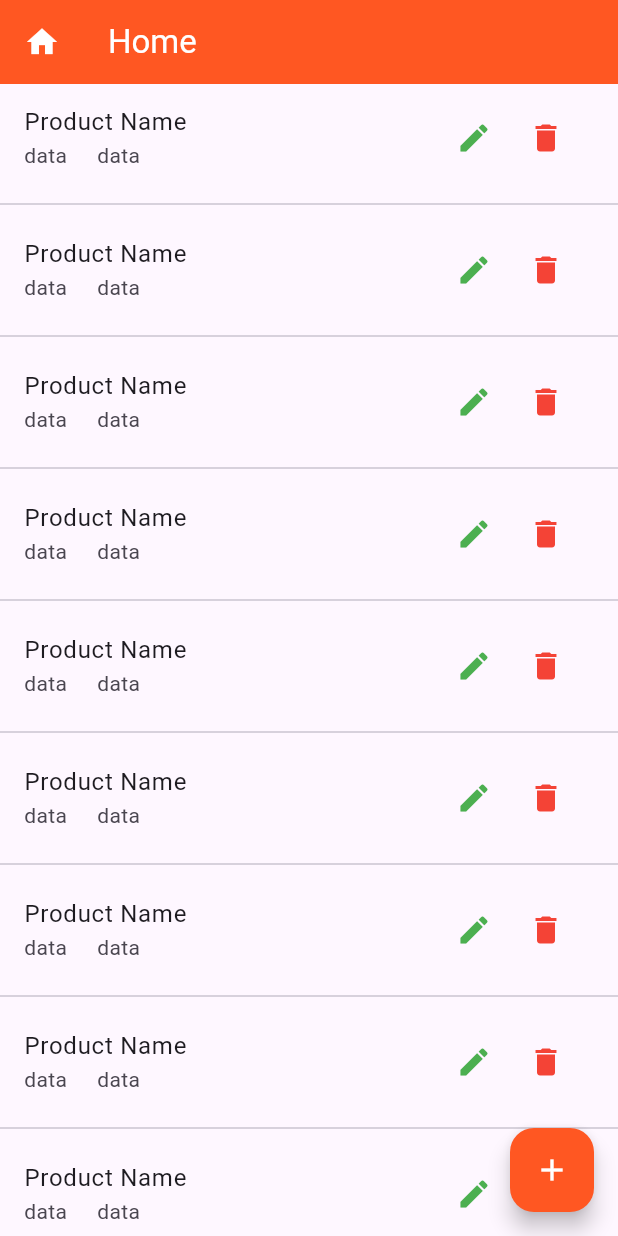
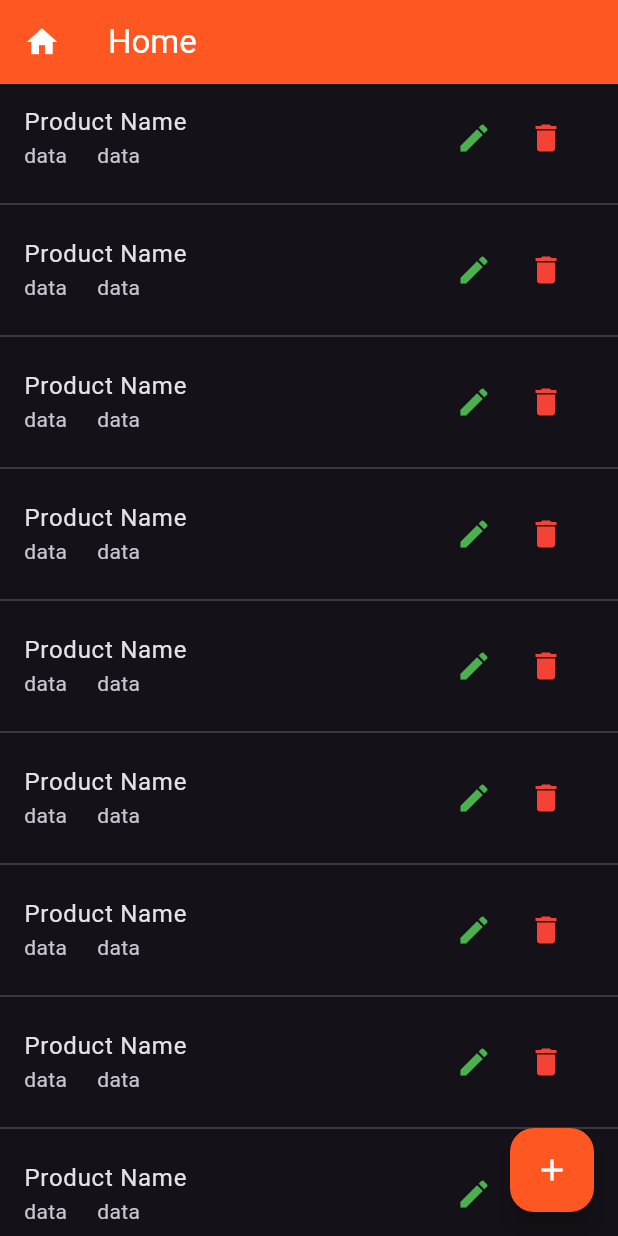
Before and after one commit to md-azmi-siddique/Flutter-Crud, a Flutter app: the screen it shows after launch, on a phone screen of 412 x 824 dp. Run offline on Flutter 3.47's test engine with Material 3 defaults, Android fonts, the phone set to English and light mode, and no system bars.

Commit message:
Dark Theme Implemented

```diff
--- a/lib/my_app.dart
+++ b/lib/my_app.dart
@@ -1,39 +1,57 @@
 import 'package:crud_operation/home_screen.dart';
 import 'package:flutter/material.dart';
 
-class MyApp extends StatelessWidget{
+class MyApp extends StatelessWidget {
   const MyApp({super.key});
 
   @override
   Widget build(BuildContext context) {
     return MaterialApp(
-      themeMode: ThemeMode.system,
-      theme: ThemeData(
-          inputDecorationTheme: const InputDecorationTheme(
-              enabledBorder: OutlineInputBorder(
-                  borderSide: BorderSide(color: Colors.deepOrange)
-              ),
-              focusedBorder: OutlineInputBorder(
-                  borderSide: BorderSide(color: Colors.green)
-              ),
-              focusedErrorBorder: OutlineInputBorder(
-                  borderSide: BorderSide(color: Colors.red)
-              )
-          ),
-          elevatedButtonTheme: ElevatedButtonThemeData(
-            style: ElevatedButton.styleFrom(
-                fixedSize: const Size.fromWidth(double.maxFinite),
-                backgroundColor: Colors.green,
-                foregroundColor: Colors.white,
-                shape: RoundedRectangleBorder(
-                    borderRadius: BorderRadius.circular(8)
-                )
-            ),
-          )
-      ),
+      themeMode: ThemeMode.dark,
+      theme: _lightTheme(),
+      darkTheme: _darkTheme(),
       debugShowCheckedModeBanner: false,
       home: const HomeScreen(),
     );
   }
 
+  ThemeData _lightTheme() {
+    return ThemeData(
+        brightness: Brightness.light,
+        inputDecorationTheme: const InputDecorationTheme(
+            enabledBorder: OutlineInputBorder(
+                borderSide: BorderSide(color: Colors.deepOrange)),
+            focusedBorder:
+                OutlineInputBorder(borderSide: BorderSide(color: Colors.green)),
+            focusedErrorBorder:
+                OutlineInputBorder(borderSide: BorderSide(color: Colors.red))),
+        elevatedButtonTheme: ElevatedButtonThemeData(
+          style: ElevatedButton.styleFrom(
+              fixedSize: const Size.fromWidth(double.maxFinite),
+              backgroundColor: Colors.green,
+              foregroundColor: Colors.white,
+              shape: RoundedRectangleBorder(
+                  borderRadius: BorderRadius.circular(8))),
+        ));
+  }
+
+  ThemeData _darkTheme() {
+    return ThemeData(
+        brightness: Brightness.dark,
+        inputDecorationTheme: const InputDecorationTheme(
+            enabledBorder: OutlineInputBorder(
+                borderSide: BorderSide(color: Colors.deepOrange)),
+            focusedBorder:
+            OutlineInputBorder(borderSide: BorderSide(color: Colors.green)),
+            focusedErrorBorder:
+            OutlineInputBorder(borderSide: BorderSide(color: Colors.red))),
+        elevatedButtonTheme: ElevatedButtonThemeData(
+          style: ElevatedButton.styleFrom(
+              fixedSize: const Size.fromWidth(double.maxFinite),
+              backgroundColor: Colors.green,
+              foregroundColor: Colors.white,
+              shape: RoundedRectangleBorder(
+                  borderRadius: BorderRadius.circular(8))),
+        ));
+  }
 }
```
